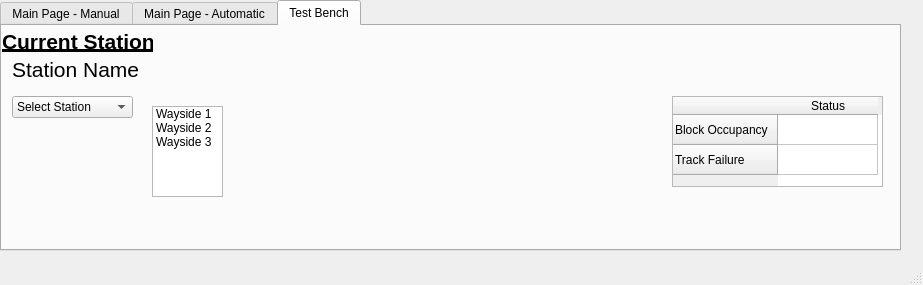
This is HW Track Controller UI.ui in cerfort2/1140 as Qt 5 draws it before an edit. The edited form follows.
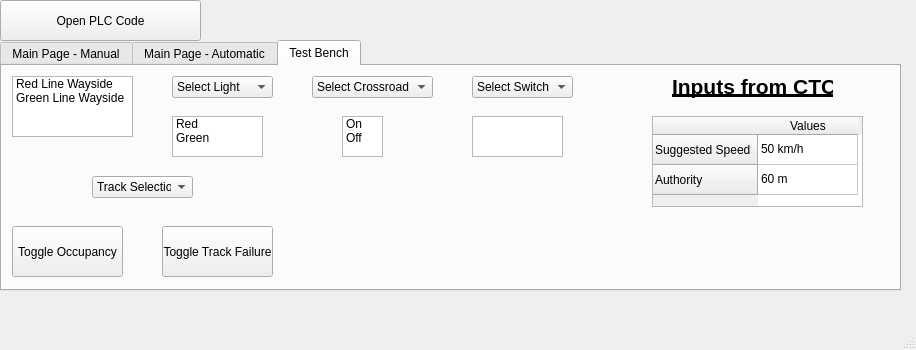
This is the edited form. The open tabs and pages were chosen to show the change.

Diff of the .ui file:
```diff
--- a/HW Track Controller UI.ui
+++ b/HW Track Controller UI.ui
@@ -6,8 +6,8 @@
    <rect>
     <x>0</x>
     <y>0</y>
-    <width>923</width>
-    <height>285</height>
+    <width>916</width>
+    <height>350</height>
    </rect>
   </property>
   <property name="windowTitle">
@@ -18,11 +18,7 @@
 {
 	border: 3px solid #5A5A5A;
 }
-QMainWindow
-{
-	
-	color: rgb(193, 69, 255);
-}
+
 </string>
   </property>
   <widget class="QWidget" name="centralwidget">
@@ -30,7 +26,7 @@
     <property name="geometry">
      <rect>
       <x>0</x>
-      <y>0</y>
+      <y>40</y>
       <width>901</width>
       <height>251</height>
      </rect>
@@ -214,33 +210,18 @@
        </property>
       </item>
      </widget>
-     <widget class="QTableWidget" name="tableWidget">
+     <widget class="QListWidget" name="listWidget_5">
       <property name="geometry">
        <rect>
-        <x>660</x>
-        <y>70</y>
-        <width>211</width>
-        <height>91</height>
+        <x>630</x>
+        <y>50</y>
+        <width>81</width>
+        <height>131</height>
        </rect>
       </property>
       <property name="editTriggers">
        <set>QAbstractItemView::NoEditTriggers</set>
       </property>
-      <row>
-       <property name="text">
-        <string>Block Occupancy</string>
-       </property>
-      </row>
-      <row>
-       <property name="text">
-        <string>Track Failure</string>
-       </property>
-      </row>
-      <column>
-       <property name="text">
-        <string>Status</string>
-       </property>
-      </column>
      </widget>
      <widget class="QLabel" name="label_6">
       <property name="geometry">
@@ -297,56 +278,6 @@
      <attribute name="title">
       <string>Main Page - Automatic</string>
      </attribute>
-     <widget class="QLabel" name="label_3">
-      <property name="geometry">
-       <rect>
-        <x>0</x>
-        <y>0</y>
-        <width>130</width>
-        <height>28</height>
-       </rect>
-      </property>
-      <property name="font">
-       <font>
-        <pointsize>16</pointsize>
-        <bold>true</bold>
-       </font>
-      </property>
-      <property name="text">
-       <string>&lt;html&gt;&lt;head/&gt;&lt;body&gt;&lt;p align=&quot;right&quot;&gt;&lt;span style=&quot; font-size:16pt; text-decoration: underline;&quot;&gt;Next Station:&lt;/span&gt;&lt;/p&gt;&lt;/body&gt;&lt;/html&gt;</string>
-      </property>
-      <property name="textFormat">
-       <enum>Qt::AutoText</enum>
-      </property>
-      <property name="textInteractionFlags">
-       <set>Qt::NoTextInteraction</set>
-      </property>
-     </widget>
-     <widget class="QLabel" name="label_4">
-      <property name="geometry">
-       <rect>
-        <x>140</x>
-        <y>0</y>
-        <width>126</width>
-        <height>28</height>
-       </rect>
-      </property>
-      <property name="font">
-       <font>
-        <pointsize>16</pointsize>
-        <bold>true</bold>
-       </font>
-      </property>
-      <property name="text">
-       <string>&lt;html&gt;&lt;head/&gt;&lt;body&gt;&lt;p&gt;&lt;span style=&quot; font-weight:400;&quot;&gt;Station Name&lt;/span&gt;&lt;/p&gt;&lt;/body&gt;&lt;/html&gt;</string>
-      </property>
-      <property name="textFormat">
-       <enum>Qt::AutoText</enum>
-      </property>
-      <property name="textInteractionFlags">
-       <set>Qt::NoTextInteraction</set>
-      </property>
-     </widget>
      <widget class="QListWidget" name="listWidget_3">
       <property name="geometry">
        <rect>
@@ -519,63 +450,101 @@
      <attribute name="title">
       <string>Test Bench</string>
      </attribute>
-     <widget class="QLabel" name="label_5">
+     <widget class="QListWidget" name="listWidget_9">
       <property name="geometry">
        <rect>
-        <x>0</x>
-        <y>0</y>
-        <width>151</width>
-        <height>31</height>
+        <x>10</x>
+        <y>10</y>
+        <width>121</width>
+        <height>61</height>
        </rect>
       </property>
-      <property name="font">
-       <font>
-        <pointsize>16</pointsize>
-        <bold>true</bold>
-        <underline>true</underline>
-       </font>
+      <item>
+       <property name="text">
+        <string>Red Line Wayside</string>
+       </property>
+      </item>
+      <item>
+       <property name="text">
+        <string>Green Line Wayside</string>
+       </property>
+      </item>
+     </widget>
+     <widget class="QComboBox" name="comboBox_8">
+      <property name="geometry">
+       <rect>
+        <x>90</x>
+        <y>110</y>
+        <width>101</width>
+        <height>22</height>
+       </rect>
       </property>
-      <property name="text">
-       <string>Current Station</string>
-      </property>
+      <item>
+       <property name="text">
+        <string>Track Selection</string>
+       </property>
+      </item>
+      <item>
+       <property name="text">
+        <string>A</string>
+       </property>
+      </item>
+      <item>
+       <property name="text">
+        <string>B</string>
+       </property>
+      </item>
+      <item>
+       <property name="text">
+        <string>C</string>
+       </property>
+      </item>
      </widget>
-     <widget class="QLabel" name="label_8">
+     <widget class="QPushButton" name="pushButton_4">
       <property name="geometry">
        <rect>
         <x>10</x>
-        <y>30</y>
-        <width>126</width>
-        <height>28</height>
+        <y>160</y>
+        <width>111</width>
+        <height>51</height>
        </rect>
       </property>
-      <property name="font">
-       <font>
-        <pointsize>16</pointsize>
-        <bold>true</bold>
-       </font>
-      </property>
       <property name="text">
-       <string>&lt;html&gt;&lt;head/&gt;&lt;body&gt;&lt;p&gt;&lt;span style=&quot; font-weight:400;&quot;&gt;Station Name&lt;/span&gt;&lt;/p&gt;&lt;/body&gt;&lt;/html&gt;</string>
+       <string>Toggle Occupancy</string>
       </property>
-      <property name="textFormat">
-       <enum>Qt::AutoText</enum>
+     </widget>
+     <widget class="QComboBox" name="comboBox_9">
+      <property name="geometry">
+       <rect>
+        <x>170</x>
+        <y>10</y>
+        <width>101</width>
+        <height>22</height>
+       </rect>
       </property>
-      <property name="textInteractionFlags">
-       <set>Qt::NoTextInteraction</set>
-      </property>
+      <item>
+       <property name="text">
+        <string>Select Light</string>
+       </property>
+      </item>
+      <item>
+       <property name="text">
+        <string>Light 1</string>
+       </property>
+      </item>
      </widget>
      <widget class="QComboBox" name="comboBox">
       <property name="geometry">
        <rect>
-        <x>10</x>
-        <y>70</y>
+        <x>310</x>
+        <y>10</y>
         <width>121</width>
         <height>22</height>
        </rect>
       </property>
       <item>
        <property name="text">
-        <string>Select Station</string>
+        <string>Select Crossroad</string>
        </property>
       </item>
       <item>
@@ -583,42 +552,142 @@
         <string>Station A</string>
        </property>
       </item>
+     </widget>
+     <widget class="QComboBox" name="comboBox_11">
+      <property name="geometry">
+       <rect>
+        <x>470</x>
+        <y>10</y>
+        <width>101</width>
+        <height>22</height>
+       </rect>
+      </property>
       <item>
        <property name="text">
-        <string>Station B</string>
+        <string>Select Switch</string>
+       </property>
+      </item>
+      <item>
+       <property name="text">
+        <string>Switch 1</string>
        </property>
       </item>
      </widget>
      <widget class="QListWidget" name="listWidget_4">
       <property name="geometry">
        <rect>
-        <x>150</x>
-        <y>80</y>
-        <width>71</width>
-        <height>91</height>
+        <x>170</x>
+        <y>50</y>
+        <width>91</width>
+        <height>41</height>
        </rect>
       </property>
       <item>
        <property name="text">
-        <string>Wayside 1</string>
+        <string>Red</string>
        </property>
+       <property name="background">
+        <brush brushstyle="NoBrush">
+         <color alpha="255">
+          <red>0</red>
+          <green>0</green>
+          <blue>0</blue>
+         </color>
+        </brush>
+       </property>
+       <property name="foreground">
+        <brush brushstyle="NoBrush">
+         <color alpha="255">
+          <red>255</red>
+          <green>0</green>
+          <blue>0</blue>
+         </color>
+        </brush>
+       </property>
       </item>
       <item>
        <property name="text">
-        <string>Wayside 2</string>
+        <string>Green</string>
        </property>
+       <property name="foreground">
+        <brush brushstyle="NoBrush">
+         <color alpha="255">
+          <red>85</red>
+          <green>255</green>
+          <blue>0</blue>
+         </color>
+        </brush>
+       </property>
       </item>
+     </widget>
+     <widget class="QListWidget" name="listWidget_10">
+      <property name="geometry">
+       <rect>
+        <x>340</x>
+        <y>50</y>
+        <width>41</width>
+        <height>41</height>
+       </rect>
+      </property>
       <item>
        <property name="text">
-        <string>Wayside 3</string>
+        <string>On</string>
        </property>
       </item>
+      <item>
+       <property name="text">
+        <string>Off</string>
+       </property>
+      </item>
      </widget>
-     <widget class="QTableWidget" name="tableWidget_3">
+     <widget class="QListWidget" name="listWidget_11">
+      <property name="geometry">
+       <rect>
+        <x>470</x>
+        <y>50</y>
+        <width>91</width>
+        <height>41</height>
+       </rect>
+      </property>
+     </widget>
+     <widget class="QPushButton" name="pushButton_5">
+      <property name="geometry">
+       <rect>
+        <x>160</x>
+        <y>160</y>
+        <width>111</width>
+        <height>51</height>
+       </rect>
+      </property>
+      <property name="text">
+       <string>Toggle Track Failure</string>
+      </property>
+     </widget>
+     <widget class="QLabel" name="label_3">
       <property name="geometry">
        <rect>
         <x>670</x>
-        <y>70</y>
+        <y>0</y>
+        <width>161</width>
+        <height>41</height>
+       </rect>
+      </property>
+      <property name="font">
+       <font>
+        <pointsize>16</pointsize>
+        <bold>true</bold>
+        <underline>true</underline>
+       </font>
+      </property>
+      <property name="text">
+       <string>Inputs from CTC</string>
+      </property>
+     </widget>
+     <widget class="QTableWidget" name="tableWidget">
+      <property name="geometry">
+       <rect>
+        <x>650</x>
+        <y>50</y>
         <width>211</width>
         <height>91</height>
        </rect>
@@ -628,22 +697,45 @@
       </property>
       <row>
        <property name="text">
-        <string>Block Occupancy</string>
+        <string>Suggested Speed</string>
        </property>
       </row>
       <row>
        <property name="text">
-        <string>Track Failure</string>
+        <string>Authority</string>
        </property>
       </row>
       <column>
        <property name="text">
-        <string>Status</string>
+        <string>Values</string>
        </property>
       </column>
+      <item row="0" column="0">
+       <property name="text">
+        <string>50 km/h</string>
+       </property>
+      </item>
+      <item row="1" column="0">
+       <property name="text">
+        <string>60 m</string>
+       </property>
+      </item>
      </widget>
     </widget>
    </widget>
+   <widget class="QPushButton" name="pushButton_3">
+    <property name="geometry">
+     <rect>
+      <x>0</x>
+      <y>0</y>
+      <width>201</width>
+      <height>41</height>
+     </rect>
+    </property>
+    <property name="text">
+     <string>Open PLC Code</string>
+    </property>
+   </widget>
   </widget>
   <widget class="QStatusBar" name="statusbar"/>
  </widget>
```
Left out of the diff: 232 changed lines with no effect on the pictures.
